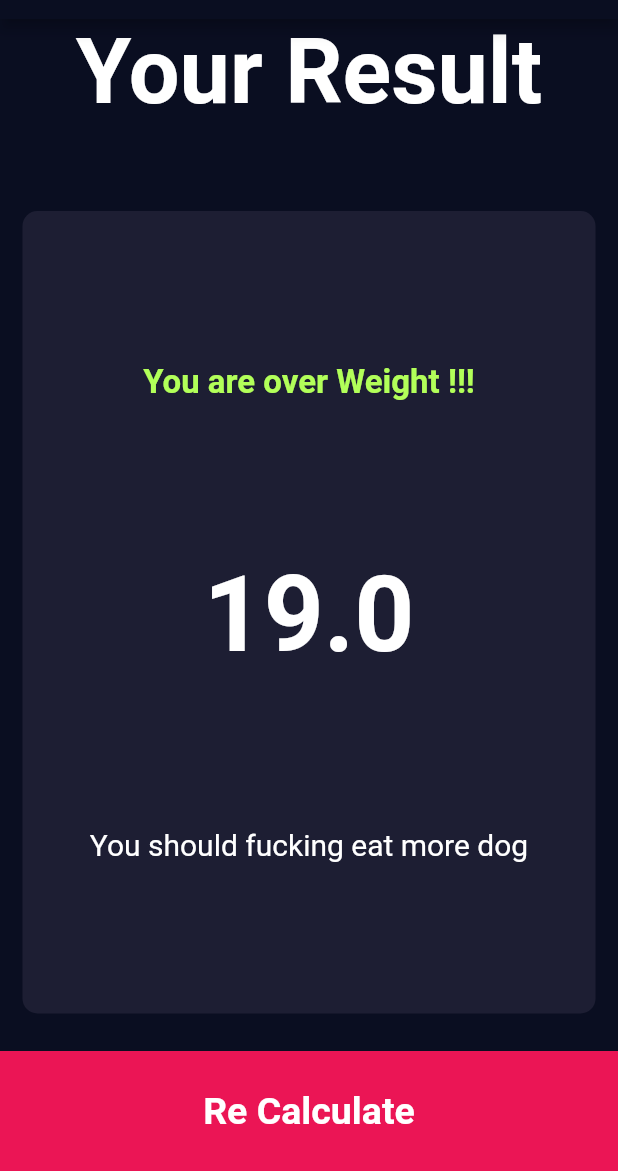
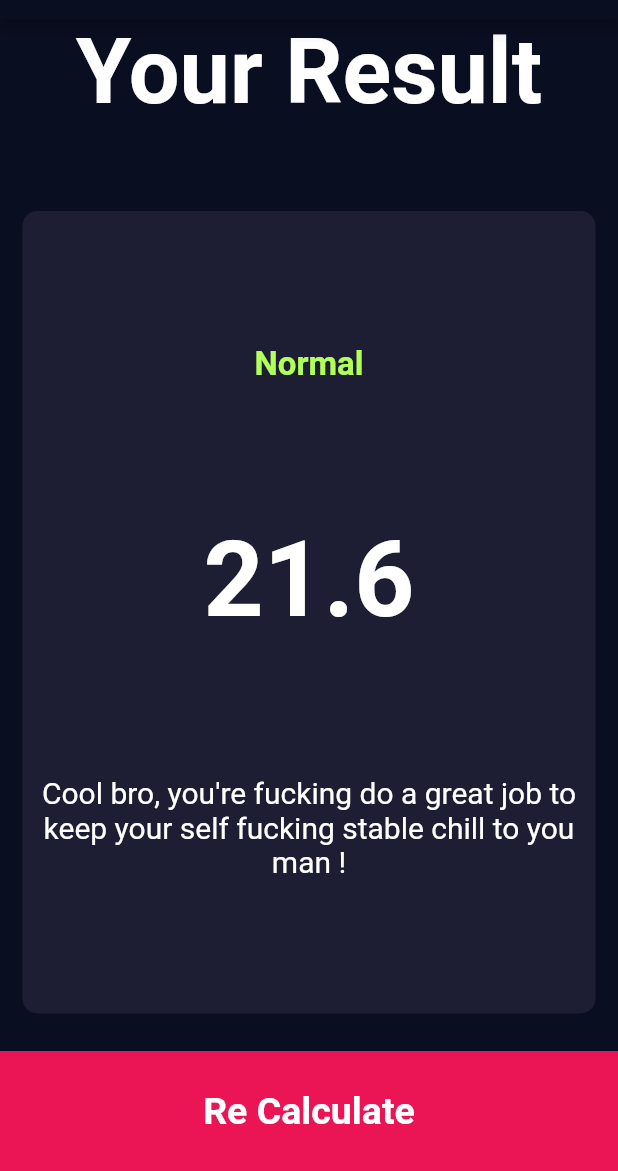
Before and after one commit to LyhourChhen/flutter_examples, a Flutter app: the screen it shows after launch, after a tap on "Result", on a phone screen of 412 x 824 dp, the part 65-1236 px from its top. Run offline on Flutter 3.47's test engine with Material 2 defaults, Android fonts, the light colour scheme and no system bars; our stand-ins replace assets_audio_player, font_awesome_flutter, rflutter_alert.

Commit message:
finished the app

```diff
--- /dev/null
+++ b/bmi_calculator/lib/bmi_brain.dart
@@ -0,0 +1,33 @@
+import "dart:math";
+
+class Bmi_brain {
+  Bmi_brain({this.weight, this.height});
+  final int weight;
+  final int height;
+  double _bmi;
+
+  String calculateBMI() {
+    _bmi = weight / pow(height / 100, 2);
+    return _bmi.toStringAsFixed(1);
+  }
+
+  String getResult() {
+    if (_bmi >= 25) {
+      return "Over Weight";
+    } else if (_bmi > 18.5) {
+      return "Normal";
+    } else {
+      return "Under Weight";
+    }
+  }
+
+  String getInterpreter() {
+    if (_bmi >= 25) {
+      return "You must fucking eat less dude, if you not wanna die earlier in life !";
+    } else if (_bmi > 18.5) {
+      return "Cool bro, you're fucking do a great job to keep your self fucking stable chill to you man !";
+    } else {
+      return "Eat more Eat Everyday, Eat to be king to be better !";
+    }
+  }
+}
--- a/bmi_calculator/lib/input_page.dart
+++ b/bmi_calculator/lib/input_page.dart
@@ -6,6 +6,7 @@ import "./constants.dart";
 import "./components/CustomeCardContent.dart";
 import "./result_screen.dart";
 import "./components/BottonButton.dart";
+import "./bmi_brain.dart";
 
 enum GENDER { male, female }
 
@@ -194,8 +195,16 @@ class _MyHomePageState extends State<MyHomePage> {
           ),
           ButtomBotton(
             onPress: () {
-              Navigator.push(context,
-                  MaterialPageRoute(builder: (context) => ResultScreen()));
+              Bmi_brain bmi = Bmi_brain(height: height, weight: weight);
+
+              Navigator.push(
+                  context,
+                  MaterialPageRoute(
+                      builder: (context) => ResultScreen(
+                            Calcu: bmi.calculateBMI(),
+                            getInterpreter: bmi.getInterpreter(),
+                            getResult: bmi.getResult(),
+                          )));
             },
             Label: "Result",
           )
--- a/bmi_calculator/lib/result_screen.dart
+++ b/bmi_calculator/lib/result_screen.dart
@@ -5,6 +5,13 @@ import "./components/BottonButton.dart";
 import "./input_page.dart";
 
 class ResultScreen extends StatelessWidget {
+  ResultScreen(
+      {@required this.Calcu,
+      @required this.getInterpreter,
+      @required this.getResult});
+  final String Calcu;
+  final String getResult;
+  final String getInterpreter;
   @override
   Widget build(BuildContext context) {
     return Scaffold(
@@ -31,18 +38,18 @@ class ResultScreen extends StatelessWidget {
                   crossAxisAlignment: CrossAxisAlignment.center,
                   children: <Widget>[
                     Text(
-                      "You are over Weight !!!",
+                      getResult,
                       style: KHeaderStyle,
                     ),
                     Text(
-                      "19.0",
+                      Calcu,
                       style: TextStyle(
                         fontWeight: FontWeight.bold,
                         fontSize: 70,
                       ),
                     ),
                     Text(
-                      "You should fucking eat more dog",
+                      getInterpreter,
                       textAlign: TextAlign.center,
                       style: TextStyle(
                         fontSize: 20,
```
